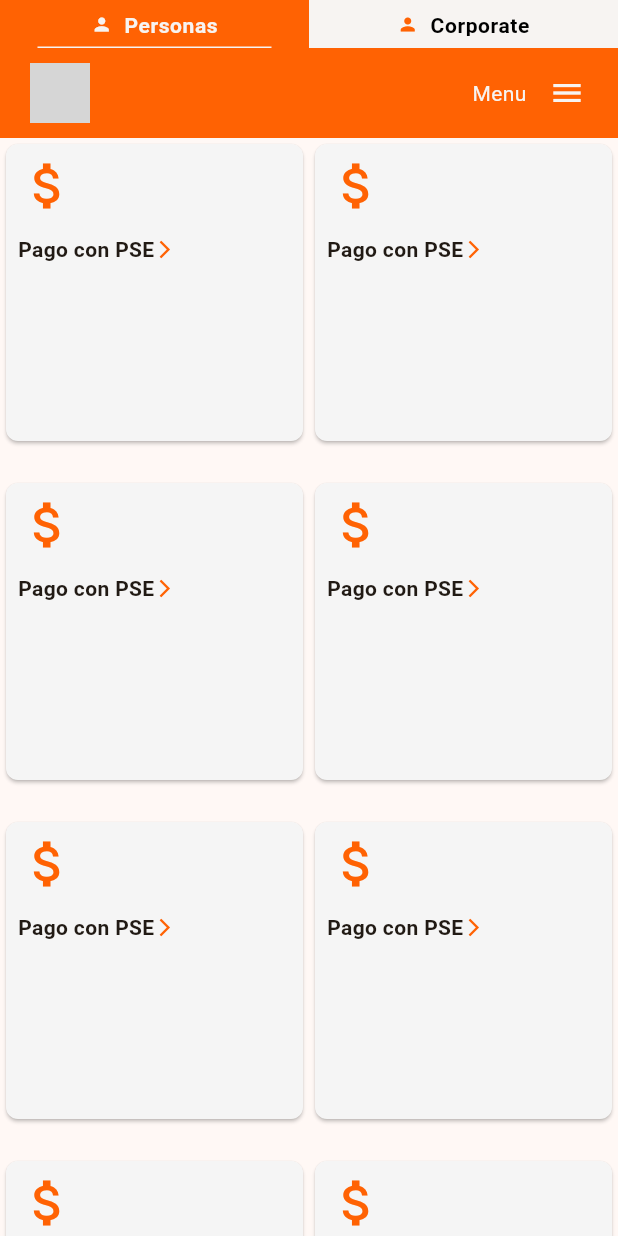
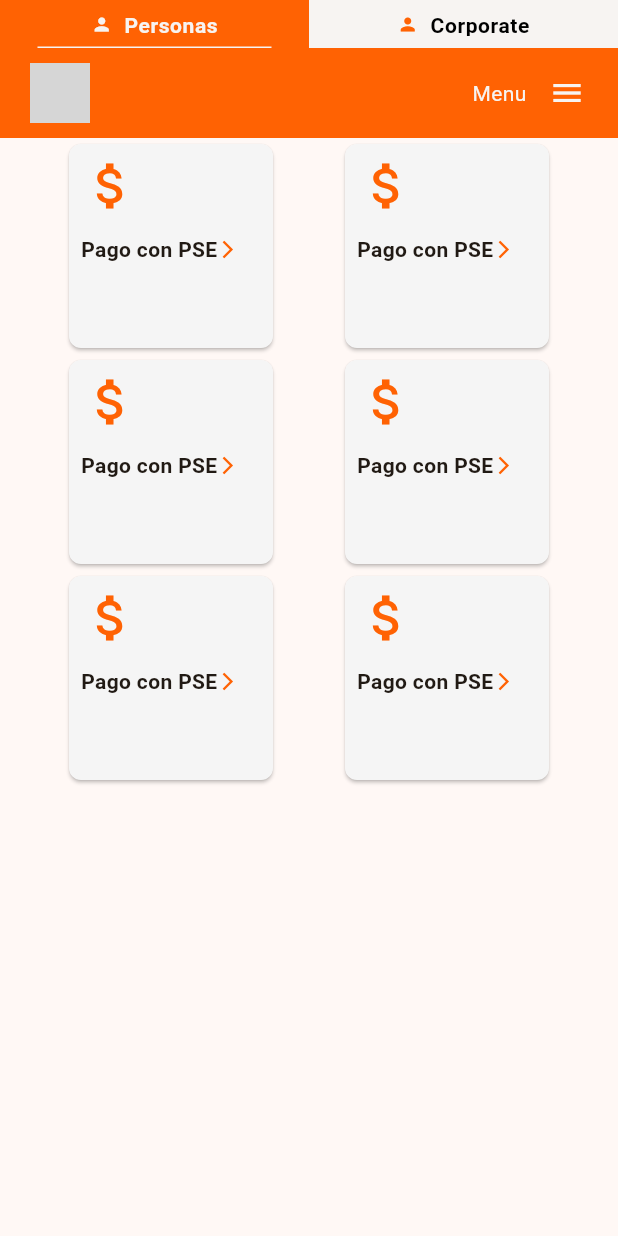
Before and after one commit to etoncel/demo_hu_finance, a Flutter app: the screen it shows after launch, on a phone screen of 412 x 824 dp. Run offline on Flutter 3.47's test engine with Material 3 defaults, Android fonts, the light colour scheme and no system bars; grey boxes are pictures that could not be loaded.

Commit message:
Use wrap with MediaQuery to make cardList responsive.

```diff
--- a/lib/presentation/ui/components/molecules/card.dart
+++ b/lib/presentation/ui/components/molecules/card.dart
@@ -14,7 +14,9 @@
 
   @override
   Widget build(BuildContext context) {
-    return SizedBox(
+    return Padding(
+      padding: const EdgeInsets.symmetric(horizontal: 20.0),
+      child: SizedBox(
         width: 144,
         height: 144,
         child: Card(
@@ -42,6 +44,7 @@
             ),
           ),
         ),
+      ),
     );
   }
 }
--- a/lib/presentation/ui/components/organism/card_list.dart
+++ b/lib/presentation/ui/components/organism/card_list.dart
@@ -12,12 +12,19 @@
 
   @override
   Widget build(BuildContext context) {
-    return GridView.count(
-      mainAxisSpacing: 20,
-      physics: const ClampingScrollPhysics(),
-      shrinkWrap: true,
-      crossAxisCount: 2,
-      children: List.generate(20, (index) => CustomCard(item: items[0])),
+    final width = MediaQuery.of(context).size.width;
+    var wrap = Wrap(
+      alignment: WrapAlignment.center,
+      children: List.generate(6, (index) => CustomCard(item: items[0])),
     );
+    switch (width) {
+      case > 700 && < 1200:
+        return SizedBox(
+          width: 704,
+          child: wrap,
+        );
+      default:
+        return wrap;
+    }
   }
 }
--- a/lib/presentation/ui/pages/home_page.dart
+++ b/lib/presentation/ui/pages/home_page.dart
@@ -22,12 +22,16 @@
               physics: const ClampingScrollPhysics(),
               children: [
                 const ImageAsset(image: 'banner_lobby.png'),
-                CardList(items: [
-                  BankServiceItem(
-                      name: 'Pago con PSE',
-                      iconData: Icons.attach_money,
-                      destination: '')
-                ])
+                Center(
+                  child: CardList(
+                    items: [
+                      BankServiceItem(
+                          name: 'Pago con PSE',
+                          iconData: Icons.attach_money,
+                          destination: '')
+                    ],
+                  ),
+                )
               ],
             ),
           ),
```
Lines whose indentation alone changed are shown as unchanged.
